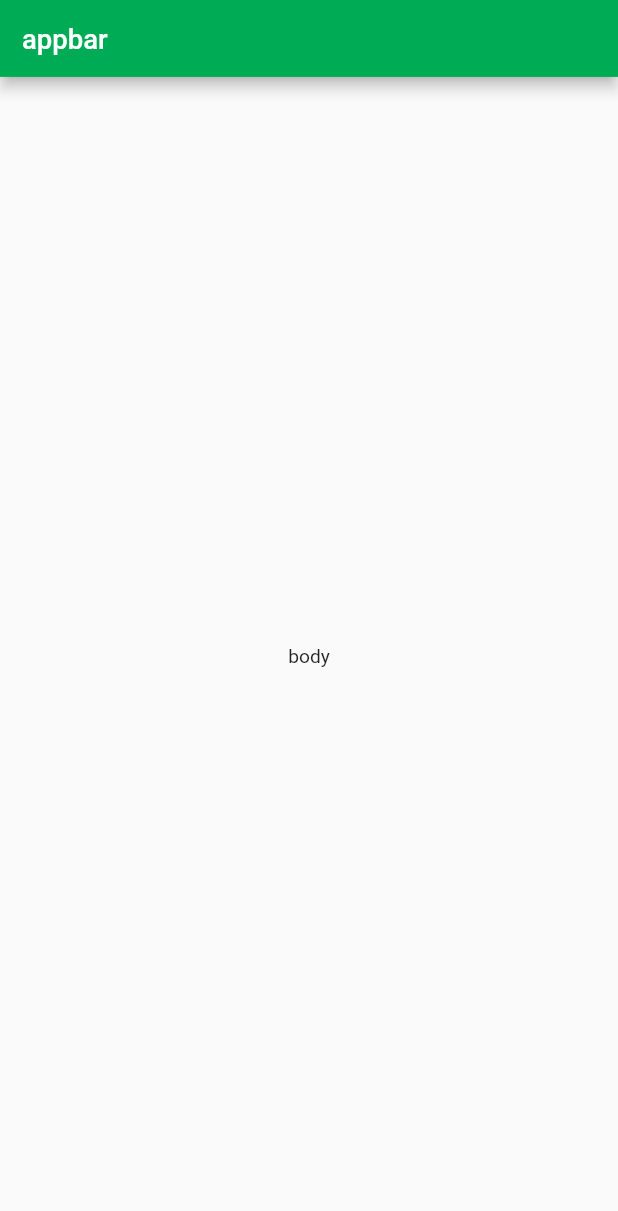
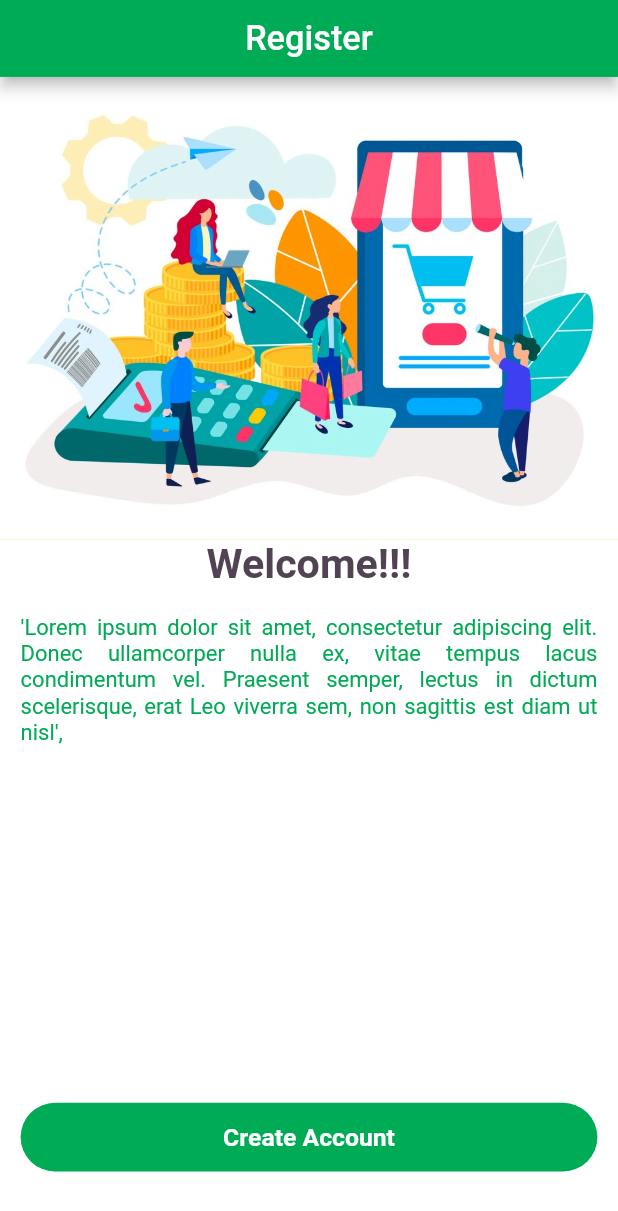
Before and after one commit to Group22-SEP-18/TECLIX-app, a Flutter app: the screen it shows after launch, on a phone screen of 412 x 824 dp. Shown: the top 1211 px of the screen. Run offline on Flutter 3.47's test engine with Material 2 defaults, Android fonts, the phone set to English and light mode, and no system bars; our stand-ins replace bloc, flutter_bloc, responsive_framework.

Commit message:
signup flow started

```diff
--- a/lib/data/models/Salesperson.dart
+++ b/lib/data/models/Salesperson.dart
@@ -1 +1,41 @@
-class Salesperson {}
+import 'dart:io';
+
+class Salesperson {
+  String employeeNo;
+  String email;
+  String firstName;
+  String lastName;
+  String contactNo;
+  String password;
+  File profilePicture;
+
+  Salesperson({
+    this.employeeNo,
+    this.email,
+    this.firstName,
+    this.lastName,
+    this.contactNo,
+    this.password,
+    this.profilePicture,
+  });
+
+  Salesperson copyWith({
+    String employeeNo,
+    String email,
+    String firstName,
+    String lastName,
+    String contactNo,
+    String password,
+    File profilePicture,
+  }) {
+    return Salesperson(
+      employeeNo: employeeNo ?? this.employeeNo,
+      email: email ?? this.email,
+      firstName: firstName ?? this.firstName,
+      lastName: lastName ?? this.lastName,
+      contactNo: contactNo ?? this.contactNo,
+      password: password ?? this.password,
+      profilePicture: profilePicture ?? this.profilePicture,
+    );
+  }
+}
--- a/lib/main.dart
+++ b/lib/main.dart
@@ -1,6 +1,9 @@
 import 'package:flutter/material.dart';
+import 'package:flutter_bloc/flutter_bloc.dart';
 import 'package:responsive_framework/responsive_framework.dart';
-import 'package:teclix/presentation/common/TeclixColors.dart';
+import 'package:teclix/logic/bloc/root/root_bloc.dart';
+import 'package:teclix/logic/bloc/signup/signup_bloc.dart';
+import 'package:teclix/presentation/common/constants/TeclixColors.dart';
 import 'package:teclix/presentation/screens/signup/signup_scaffold.dart';
 
 void main() {
@@ -11,7 +14,17 @@ class TeclixApp extends StatelessWidget {
   // This widget is the root of your application.
   @override
   Widget build(BuildContext context) {
-    return MaterialApp(
+    return MultiBlocProvider(
+      providers: [
+        BlocProvider<RootBloc>(
+          create: (context) => RootBloc(context),
+        ),
+        //temp remove when loading page is done
+        BlocProvider<SignupBloc>(
+          create: (context) => SignupBloc(context),
+        ),
+      ],
+      child: MaterialApp(
         builder: (context, widget) => ResponsiveWrapper.builder(
             BouncingScrollWrapper.builder(context, widget),
             maxWidth: 1200,
@@ -30,6 +43,7 @@ class TeclixApp extends StatelessWidget {
           primarySwatch: PrimaryMaterialColor,
         ),
         home: SignupScaffold(),
+      ),
     );
   }
 }
--- a/lib/presentation/common/TeclixColors.dart
+++ b/lib/presentation/common/constants/TeclixColors.dart
@@ -17,3 +17,6 @@ const MaterialColor PrimaryMaterialColor = MaterialColor(0xFF00AB55, {
   800: Color.fromRGBO(0, 171, 85, .9),
   900: Color.fromRGBO(0, 171, 85, 1),
 });
+
+//font colors
+const ColorHeadingFont = Color.fromRGBO(81, 68, 82, 1);
--- /dev/null
+++ b/lib/presentation/common/widgets/animated_page_switcher.dart
@@ -0,0 +1,21 @@
+import 'package:flutter/material.dart';
+
+getAnimatedPageSwitcher({Widget child}) {
+  return AnimatedSwitcher(
+    duration: Duration(milliseconds: 500),
+    switchInCurve: Curves.ease,
+    switchOutCurve: Curves.ease,
+    transitionBuilder: (child, animation) {
+      final offsetAnimation = Tween<Offset>(
+        begin: Offset(-1.0, 0.0),
+        end: Offset(0.0, 0.0),
+      ).animate(animation);
+      return SlideTransition(
+        position: offsetAnimation,
+        child: child,
+      );
+    },
+    layoutBuilder: (currentChild, previousChildren) => currentChild,
+    child: child,
+  );
+}
--- /dev/null
+++ b/lib/presentation/common/widgets/common_padding.dart
@@ -0,0 +1,13 @@
+import 'package:flutter/material.dart';
+
+class CommonPadding extends StatelessWidget {
+  final Widget child;
+  CommonPadding({this.child});
+  @override
+  Widget build(BuildContext context) {
+    return Padding(
+      padding: const EdgeInsets.fromLTRB(15, 0, 15, 0),
+      child: child,
+    );
+  }
+}
--- /dev/null
+++ b/lib/presentation/common/widgets/rounded_button.dart
@@ -0,0 +1,61 @@
+import 'package:flutter/material.dart';
+
+class RoundedButton extends StatelessWidget {
+  RoundedButton({
+    @required this.title,
+    this.colour,
+    this.titleColor,
+    @required this.onPressed,
+    this.fontSize = 18.0,
+    this.buttonW,
+    this.buttonH = 50.0,
+    this.iconWidget,
+    this.padding = 22.0,
+  });
+
+  final Color colour;
+  final String title;
+  final Color titleColor;
+  final Function onPressed;
+  final double buttonW;
+  final double buttonH;
+  final double fontSize;
+  final Widget iconWidget;
+  final double padding;
+
+  @override
+  Widget build(BuildContext context) {
+    return Padding(
+      padding: EdgeInsets.only(
+        bottom: padding,
+      ),
+      child: GestureDetector(
+        onTap: onPressed,
+        child: Container(
+          height: buttonH,
+          width: buttonW,
+          decoration: BoxDecoration(
+            color: colour,
+            borderRadius: BorderRadius.all(
+              Radius.circular(50.0),
+            ),
+          ),
+          child: Row(
+            mainAxisAlignment: MainAxisAlignment.center,
+            children: [
+              iconWidget == null ? Container() : iconWidget,
+              Text(
+                title,
+                style: TextStyle(
+                  fontSize: this.fontSize,
+                  fontWeight: FontWeight.w600,
+                  color: titleColor,
+                ),
+              ),
+            ],
+          ),
+        ),
+      ),
+    );
+  }
+}
--- a/lib/presentation/screens/signup/signup_scaffold.dart
+++ b/lib/presentation/screens/signup/signup_scaffold.dart
@@ -1,15 +1,84 @@
 import 'package:flutter/material.dart';
+import 'package:flutter_bloc/flutter_bloc.dart';
+import 'package:teclix/logic/bloc/signup/signup_bloc.dart';
+import 'package:teclix/logic/bloc/signup/signup_event.dart';
+import 'package:teclix/logic/bloc/signup/signup_state.dart';
+import 'package:teclix/presentation/common/widgets/animated_page_switcher.dart';
+import 'package:teclix/presentation/screens/signup/signup_start.dart';
 
 class SignupScaffold extends StatelessWidget {
   @override
   Widget build(BuildContext context) {
-    return Scaffold(
-      appBar: AppBar(
-        title: Text('appbar'),
-      ),
-      body: Center(
-        child: Text('body'),
-      ),
+    final signupBloc = BlocProvider.of<SignupBloc>(context);
+    return BlocBuilder<SignupBloc, SignupState>(
+      buildWhen: (previous, current) => previous.step != current.step,
+      builder: (context, state) {
+        return WillPopScope(
+          onWillPop: () {
+            signupBloc.add(PreviousStepEvent(currentStep: state.step));
+            return;
+          },
+          child: SafeArea(
+            child: Scaffold(
+              backgroundColor: Colors.white,
+              appBar: AppBar(
+                title: Center(
+                  child: Text(
+                    'Register',
+                    style: TextStyle(
+                      fontSize: 25.0,
+                    ),
+                  ),
+                ),
+              ),
+              body: CustomScrollView(
+                  physics: state.step == SignupProcessSteps.SIGNUP_START
+                      ? NeverScrollableScrollPhysics()
+                      : ClampingScrollPhysics(),
+                  slivers: [
+                    SliverFillRemaining(
+                      child: Container(
+                        child: getAnimatedPageSwitcher(
+                          child: Column(
+                            mainAxisAlignment: MainAxisAlignment.spaceBetween,
+                            children: [
+                              pageSwitcher(state.step),
+                              SizedBox(
+                                height: 25.0,
+                              ),
+                            ],
+                          ),
+                        ),
+                      ),
+                    )
+                  ]),
+            ),
+          ),
+        );
+      },
     );
   }
 }
+
+Widget pageSwitcher(SignupProcessSteps step) {
+  switch (step) {
+    case SignupProcessSteps.SIGNUP_START:
+      return SignupStart();
+      break;
+    case SignupProcessSteps.SIGNUP_EMP_DETAILS:
+      // TODO: Handle this case.
+      break;
+    case SignupProcessSteps.SIGNUP_BASIC_DETAILS:
+      // TODO: Handle this case.
+      break;
+    case SignupProcessSteps.SIGNUP_PASSWORD:
+      // TODO: Handle this case.
+      break;
+    case SignupProcessSteps.SIGNUP_PROFILE_PICTURE:
+      // TODO: Handle this case.
+      break;
+    case SignupProcessSteps.SIGNUP_FINISH:
+      // TODO: Handle this case.
+      break;
+  }
+}
--- /dev/null
+++ b/lib/presentation/screens/signup/signup_start.dart
@@ -0,0 +1,55 @@
+import 'package:flutter/material.dart';
+import 'package:teclix/presentation/common/constants/TeclixColors.dart';
+import 'package:teclix/presentation/common/widgets/common_padding.dart';
+import 'package:teclix/presentation/common/widgets/rounded_button.dart';
+import 'package:teclix/presentation/screens/signup/widgets/infoText.dart';
+import 'package:teclix/presentation/screens/signup/widgets/main_heading.dart';
+
+class SignupStart extends StatelessWidget {
+  @override
+  Widget build(BuildContext context) {
+    return Expanded(
+      child: Column(
+        mainAxisAlignment: MainAxisAlignment.spaceBetween,
+        crossAxisAlignment: CrossAxisAlignment.stretch,
+        children: [
+          Column(
+            children: [
+              Container(
+                color: Colors.amber,
+                //temp
+                child: Image.asset('static/images/test.png'),
+              ),
+              MainHeading(
+                text: "Welcome!!!",
+                fontSize: 30.0,
+              ),
+              SizedBox(
+                height: 20.0,
+              ),
+              CommonPadding(
+                child: InfoText(
+                  text:
+                      " 'Lorem ipsum dolor sit amet, consectetur adipiscing elit. Donec ullamcorper nulla ex, "
+                      "vitae tempus lacus condimentum vel. Praesent semper, "
+                      "lectus in dictum scelerisque, erat Leo viverra sem, non sagittis est diam ut nisl',",
+                ),
+              ),
+            ],
+          ),
+          SizedBox(
+            height: 20.0,
+          ),
+          CommonPadding(
+            child: RoundedButton(
+              title: 'Create Account',
+              titleColor: Colors.white,
+              colour: ColorPrimary,
+              onPressed: () {},
+            ),
+          ),
+        ],
+      ),
+    );
+  }
+}
--- /dev/null
+++ b/lib/presentation/screens/signup/widgets/infoText.dart
@@ -0,0 +1,29 @@
+import 'package:flutter/material.dart';
+import 'package:teclix/presentation/common/constants/TeclixColors.dart';
+
+class InfoText extends StatelessWidget {
+  final String text;
+  final double fontSize;
+  final TextAlign textAlign;
+  final FontWeight fontWeight;
+  final Color textColor;
+  InfoText(
+      {this.text,
+      this.textAlign = TextAlign.justify,
+      this.fontSize = 16.0,
+      this.fontWeight,
+      this.textColor = ColorPrimary});
+
+  @override
+  Widget build(BuildContext context) {
+    return Text(
+      text,
+      textAlign: textAlign,
+      style: TextStyle(
+        fontSize: this.fontSize,
+        fontWeight: this.fontWeight,
+        color: this.textColor,
+      ),
+    );
+  }
+}
--- /dev/null
+++ b/lib/presentation/screens/signup/widgets/main_heading.dart
@@ -0,0 +1,29 @@
+import 'package:flutter/material.dart';
+import 'package:teclix/presentation/common/constants/TeclixColors.dart';
+
+class MainHeading extends StatelessWidget {
+  final Color color;
+  final String text;
+  final double fontSize;
+  final FontWeight fontWeight;
+
+  MainHeading(
+      {@required this.text,
+      this.fontSize = 22.0,
+      this.color = ColorHeadingFont,
+      this.fontWeight = FontWeight.w600});
+
+  @override
+  Widget build(BuildContext context) {
+    return Center(
+      child: Text(
+        text,
+        style: TextStyle(
+          fontSize: this.fontSize,
+          fontWeight: this.fontWeight,
+          color: this.color,
+        ),
+      ),
+    );
+  }
+}
```
Lines whose indentation alone changed are shown as unchanged.
